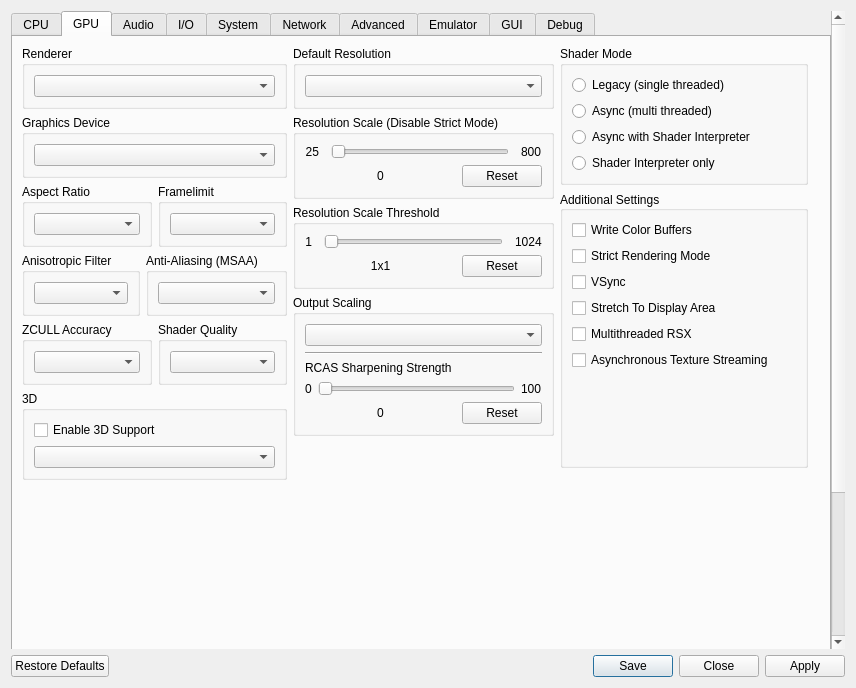
The window that rpcs3/rpcs3qt/settings_dialog.ui (RPCS3/rpcs3) describes before a commit, drawn with Qt 5.
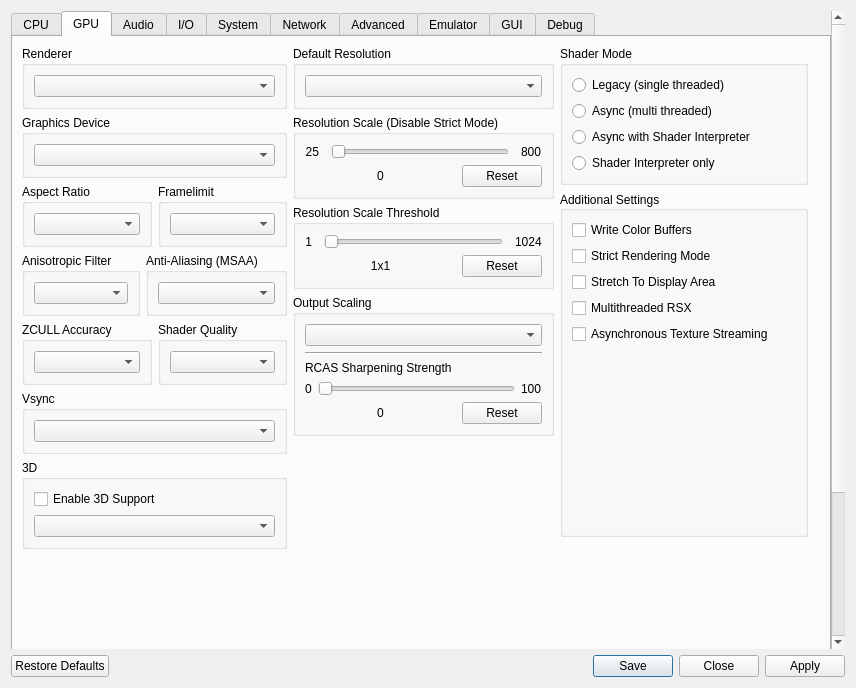
The same window after the commit. The open tabs and pages were chosen to show the change. Icons and pictures are not drawn.

Commit message: gl/vk: Implement tri-state Vsync setting

Patch:
```diff
--- a/rpcs3/rpcs3qt/settings_dialog.ui
+++ b/rpcs3/rpcs3qt/settings_dialog.ui
@@ -511,6 +511,36 @@
               </layout>
              </widget>
             </item>
+            <item>
+             <widget class="QWidget" name="widget_gpu_4" native="true">
+              <layout class="QHBoxLayout" name="widget_gpu_4_layout" stretch="1,1">
+               <property name="leftMargin">
+                <number>0</number>
+               </property>
+               <property name="topMargin">
+                <number>0</number>
+               </property>
+               <property name="rightMargin">
+                <number>0</number>
+               </property>
+               <property name="bottomMargin">
+                <number>0</number>
+               </property>
+               <item>
+                <widget class="QGroupBox" name="gbVsync">
+                 <property name="title">
+                  <string>Vsync</string>
+                 </property>
+                 <layout class="QVBoxLayout" name="gbVsync_layout">
+                  <item>
+                   <widget class="QComboBox" name="vsyncMode"/>
+                  </item>
+                 </layout>
+                </widget>
+               </item>
+              </layout>
+             </widget>
+            </item>
             <item>
              <widget class="QGroupBox" name="gb_stereo">
               <property name="title">
@@ -908,13 +938,6 @@
                  </property>
                 </widget>
                </item>
-               <item>
-                <widget class="QCheckBox" name="vsync">
-                 <property name="text">
-                  <string>VSync</string>
-                 </property>
-                </widget>
-               </item>
                <item>
                 <widget class="QCheckBox" name="stretchToDisplayArea">
                  <property name="text">
```
The commit also changes 11 other files.
